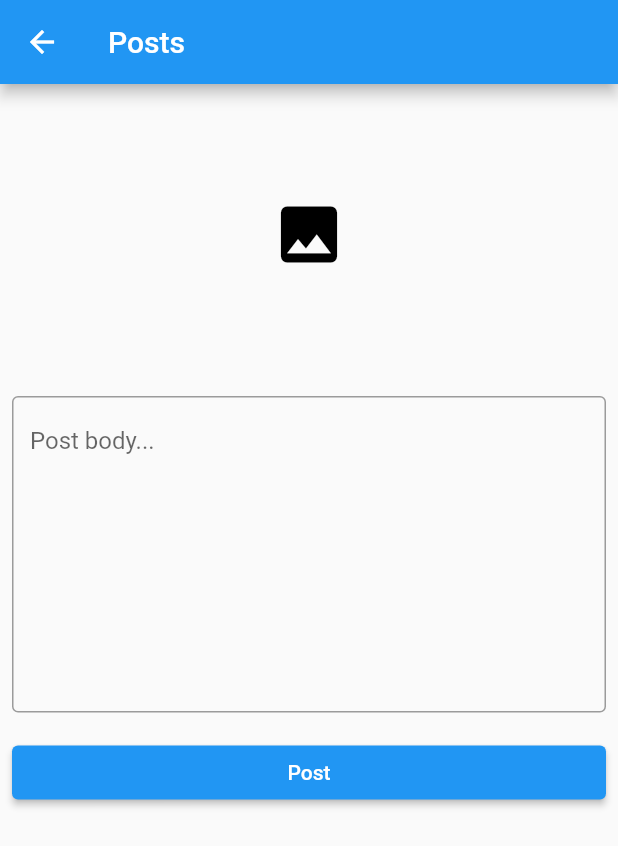
After one commit to nyarikikaruma/blog-app-flutter-with-laravel-apis, a Flutter app: the PostForm screen opened directly, on a phone screen of 412 x 824 dp. The commit adds this screen. Shown: the top 846 px of the screen. Run offline on Flutter 3.47's test engine with Material 2 defaults, Android fonts, the phone set to English and light mode, and no system bars; our stand-ins replace image_picker, shared_preferences; accounts and stored records are empty.

Commit message:
Ui changes

```diff
--- a/lib/constants.dart
+++ b/lib/constants.dart
@@ -1,6 +1,6 @@
 import 'package:flutter/material.dart';
 
-const baseURl = 'http://192.168.42.119:8000/api';
+const baseURl = 'http://192.168.42.32:8000/api';
 const loginURL = '$baseURl/login';
 const registerURL = '$baseURl/register';
 const logoutURL = '$baseURl/logout';
--- a/lib/models/api_response.dart
+++ b/lib/models/api_response.dart
@@ -1,4 +1,6 @@
 class APIResponse {
   Object? data;
   String? error;
+
+  APIResponse({this.data, this.error});
 }
--- /dev/null
+++ b/lib/models/post.dart
@@ -0,0 +1,20 @@
+import 'package:blogapp/models/user.dart';
+
+class Post {
+  int? id;
+  String? body;
+  String? image;
+  int? likesCount;
+  int? commentsCount;
+  User? user;
+  bool? selfLiked;
+
+  Post(
+      {this.body,
+      this.commentsCount,
+      this.id,
+      this.image,
+      this.likesCount,
+      this.selfLiked,
+      this.user});
+}
--- a/lib/models/user.dart
+++ b/lib/models/user.dart
@@ -1,11 +1,11 @@
 class User {
-  String? id;
-  String? name;
-  String? email;
-  String? image;
-  String? token;
+  final int? id;
+  final String? name;
+  final String? email;
+  final String? image;
+  final String? token;
 
-  User({
+  const User({
     this.email,
     this.id,
     this.image,
@@ -16,10 +16,11 @@ class User {
   /// Convert json data to user model data
   factory User.fromJson(Map<String, dynamic> json) {
     return User(
-        id: json['user']['id'],
-        image: json['user']['image'],
-        name: json['user']['name'],
-        email: json['user']['email'],
-        token: json['token']);
+      id: json['user']['id'],
+      image: json['user']['image'],
+      name: json['user']['name'],
+      email: json['user']['email'],
+      token: json['token'],
+    );
   }
 }
--- /dev/null
+++ b/lib/screens/post_form.dart
@@ -0,0 +1,106 @@
+import 'dart:io';
+import 'package:flutter/material.dart';
+import 'package:image_picker/image_picker.dart';
+
+class PostForm extends StatefulWidget {
+  const PostForm({Key? key}) : super(key: key);
+
+  @override
+  State<PostForm> createState() => _PostFormState();
+}
+
+class _PostFormState extends State<PostForm> {
+  final GlobalKey<FormState> formkey = GlobalKey();
+  final TextEditingController _textControllerBody = TextEditingController();
+  bool _loading = false;
+  File? _imageFile;
+  final _picker = ImagePicker();
+
+  Future getImage() async {
+    final pickedFile = await _picker.pickImage(source: ImageSource.gallery);
+    if (pickedFile != null) {
+      _imageFile = File(pickedFile.path);
+    }
+  }
+
+  @override
+  Widget build(BuildContext context) {
+    return Scaffold(
+      appBar: AppBar(
+        actions: const [
+          Padding(
+            padding: EdgeInsets.only(right: 8.0),
+          )
+        ],
+        title: const Text('Posts'),
+      ),
+      body: _loading
+          ? const Center(
+              child: CircularProgressIndicator(),
+            )
+          : ListView(
+              children: [
+                Container(
+                  width: MediaQuery.of(context).size.width,
+                  height: 200,
+                  decoration: BoxDecoration(
+                    image: _imageFile == null
+                        ? null
+                        : DecorationImage(
+                            image: FileImage(
+                              _imageFile ?? File(''),
+                            ),
+                            fit: BoxFit.cover,
+                          ),
+                  ),
+                  child: IconButton(
+                    icon: const Icon(
+                      Icons.image,
+                      size: 50,
+                      color: Colors.black,
+                    ),
+                    onPressed: () {
+                      getImage();
+                    },
+                  ),
+                ),
+                Form(
+                  key: formkey,
+                  child: Padding(
+                    padding: const EdgeInsets.all(8),
+                    child: TextFormField(
+                      controller: _textControllerBody,
+                      keyboardType: TextInputType.multiline,
+                      maxLines: 9,
+                      validator: (val) =>
+                          val!.isEmpty ? 'Post body is required' : null,
+                      decoration: const InputDecoration(
+                        hintText: "Post body...",
+                        border: OutlineInputBorder(
+                          borderSide: BorderSide(
+                            width: 1,
+                            color: Colors.black38,
+                          ),
+                        ),
+                      ),
+                    ),
+                  ),
+                ),
+                Padding(
+                  padding: const EdgeInsets.all(8),
+                  child: ElevatedButton(
+                    child: const Text('Post'),
+                    onPressed: () {
+                      if (formkey.currentState!.validate()) {
+                        setState(() {
+                          _loading = !_loading;
+                        });
+                      }
+                    },
+                  ),
+                )
+              ],
+            ),
+    );
+  }
+}
--- a/pubspec.yaml
+++ b/pubspec.yaml
@@ -35,8 +35,8 @@ dependencies:
   # Use with the CupertinoIcons class for iOS style icons.
   cupertino_icons: ^1.0.2
   http: ^0.13.4
+  image_picker: ^0.8.5+3
   shared_preferences: ^2.0.15
-  image_picker: ^0.8.5+3
 
 dev_dependencies:
   flutter_test:
```
Also changed, not shown: lib/screens/home.dart (+56 -2 lines), lib/screens/loading.dart (+6 -2 lines), lib/screens/login.dart (+5 -2 lines), lib/screens/post_screen.dart (added, +19 -0 lines), lib/screens/profile.dart (added, +19 -0 lines), lib/screens/register.dart (+17 -11 lines), lib/screens/rough.dart (added, +179 -0 lines), lib/services/user_service.dart (+70 -42 lines).
